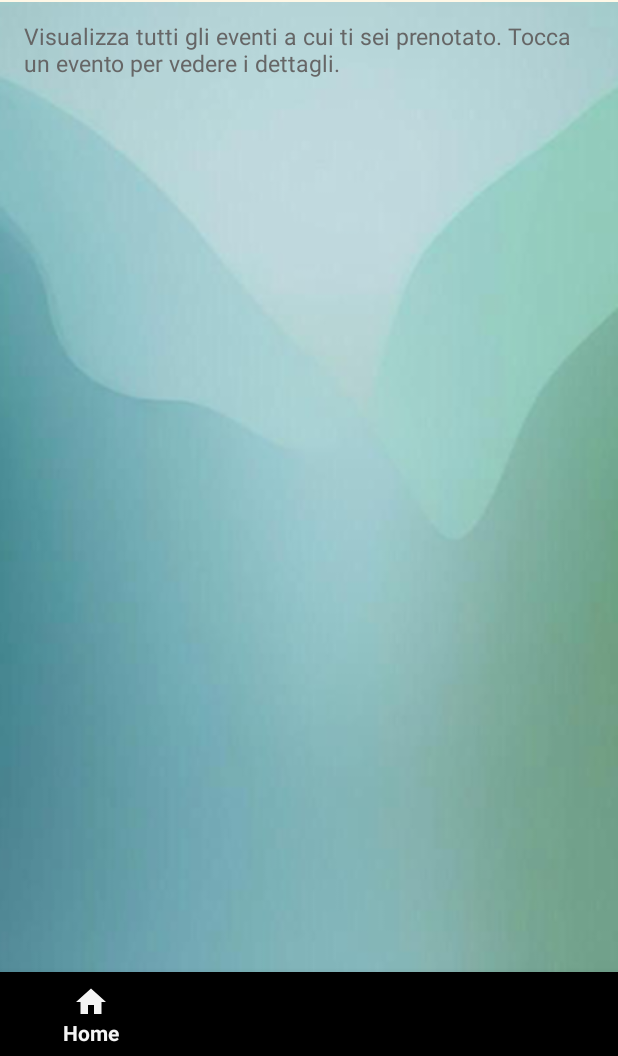
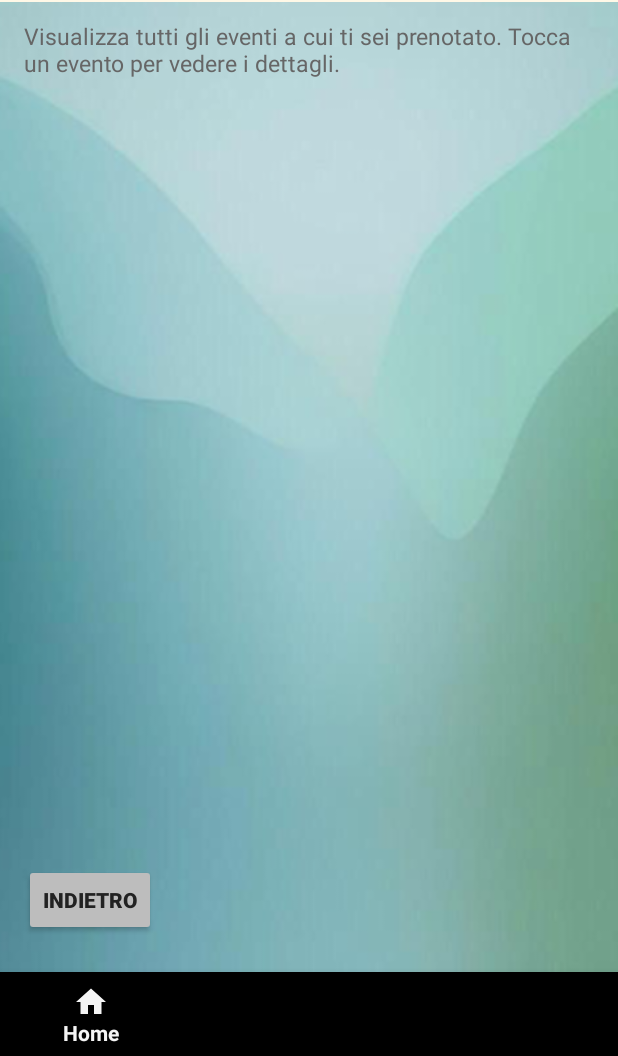
Before and after one commit to Kevins2205/MindMate, an Android app: the fragment ProssimiEventiFragment placed in its activity, on a phone screen of 412 x 824 dp, the part 180-1236 px from its top. Run offline under Robolectric (Android 15) with nearby library versions, the phone set to English and light mode, and no system bars.

Commit message:
edit_chart && add_backbtn

```diff
--- a/app/src/main/java/com/example/mindmate/PreferitiFragment.java
+++ b/app/src/main/java/com/example/mindmate/PreferitiFragment.java
@@ -21,6 +21,7 @@ public class PreferitiFragment extends Fragment {
         List<Ispirazione> preferiti = PreferitiManager.preferiti;
         PreferitiAdapter adapter = new PreferitiAdapter(getContext(), preferiti);
         recyclerView.setAdapter(adapter);
+        view.findViewById(R.id.btnIndietro).setOnClickListener(v -> requireActivity().onBackPressed());
         return view;
     }
 }
--- a/app/src/main/java/com/example/mindmate/ProssimiEventiFragment.java
+++ b/app/src/main/java/com/example/mindmate/ProssimiEventiFragment.java
@@ -25,6 +25,7 @@ public class ProssimiEventiFragment extends Fragment {
         ProssimiEventiAdapter adapter = new ProssimiEventiAdapter(getContext(), eventi);
         recyclerView.setAdapter(adapter);
 
+        view.findViewById(R.id.btnIndietro).setOnClickListener(v -> requireActivity().onBackPressed());
         return view;
     }
 }
--- a/app/src/main/res/layout/fragment_prossimi_eventi.xml
+++ b/app/src/main/res/layout/fragment_prossimi_eventi.xml
@@ -63,5 +63,17 @@
         app:layout_constraintBottom_toBottomOf="parent"
         app:layout_constraintStart_toStartOf="parent"
         app:layout_constraintEnd_toEndOf="parent"/>
+    <Button
+        android:id="@+id/btnIndietro"
+        android:layout_width="wrap_content"
+        android:layout_height="48dp"
+        android:text="Indietro"
+        android:textStyle="bold"
+        android:backgroundTint="#BDBDBD"
+        android:textColor="#222"
+        android:layout_marginStart="16dp"
+        android:layout_marginBottom="24dp"
+        app:layout_constraintBottom_toBottomOf="parent"
+        app:layout_constraintStart_toStartOf="parent"/>
 
 </androidx.constraintlayout.widget.ConstraintLayout>
```
Also changed, not shown: app/src/main/res/layout/fragment_preferiti.xml (+12 -0 lines), app/src/main/res/layout/fragment_profilo.xml (+14 -13 lines).
